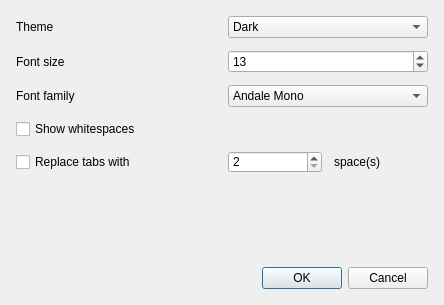
The window that ui/preferencesWindow.ui (OmarMogahed2020/pencil) describes before a commit, drawn with Qt 5.
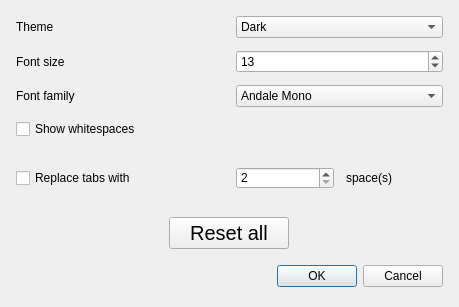
The same window after the commit.

Commit message: edit preferencesWindow UI and qss themes

Patch:
```diff
--- a/ui/preferencesWindow.ui
+++ b/ui/preferencesWindow.ui
@@ -6,8 +6,8 @@
    <rect>
     <x>0</x>
     <y>0</y>
-    <width>444</width>
-    <height>305</height>
+    <width>459</width>
+    <height>307</height>
    </rect>
   </property>
   <property name="windowTitle">
@@ -320,20 +320,30 @@
       </layout>
      </item>
      <item>
-      <spacer name="verticalSpacer">
-       <property name="orientation">
-        <enum>Qt::Orientation::Vertical</enum>
-       </property>
-       <property name="sizeType">
-        <enum>QSizePolicy::Policy::Expanding</enum>
-       </property>
-       <property name="sizeHint" stdset="0">
-        <size>
-         <width>0</width>
-         <height>0</height>
-        </size>
-       </property>
-      </spacer>
+      <layout class="QHBoxLayout" name="horizontalLayout_7">
+       <item>
+        <widget class="QPushButton" name="pushButton">
+         <property name="maximumSize">
+          <size>
+           <width>120</width>
+           <height>16777215</height>
+          </size>
+         </property>
+         <property name="styleSheet">
+          <string notr="true">QPushButton {
+	font-size: 20px;
+}
+
+QPushButton::hover {
+	border: 5px solid rgba(240, 100, 80, 0.3);
+}</string>
+         </property>
+         <property name="text">
+          <string>Reset all</string>
+         </property>
+        </widget>
+       </item>
+      </layout>
      </item>
      <item>
       <widget class="QDialogButtonBox" name="buttonBox">
```
The commit also changes 12 other files.
